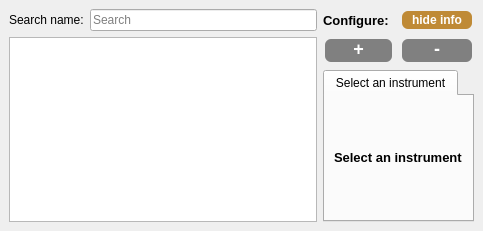
The window that nomad_camels/gui/instrument_config.ui (FAU-LAP/NOMAD-CAMELS) describes before a commit, drawn with Qt 5.
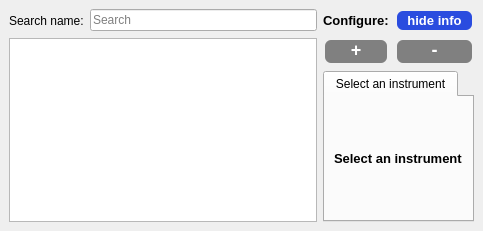
The same window after the commit.

Commit message: Update button styles in GUI color to blue

The edit to the form file:
```diff
--- a/nomad_camels/gui/instrument_config.ui
+++ b/nomad_camels/gui/instrument_config.ui
@@ -92,17 +92,17 @@
     <widget class="QPushButton" name="pushButton_info">
      <property name="styleSheet">
       <string notr="true">QPushButton {
-        background-color: #bf8a36;
-        color: white;
-        border: none;
-        padding: 2px 10px;
-        text-align: center;
-        text-decoration: none;
-        font-size: 12px;
-        margin: 2px 2px;
-        border-radius: 6px;
-        font-weight: bold;
-    }
+    background-color: #2a4cdf; /* This is a lighter shade of blue */
+    color: white;
+    border: none;
+    padding: 2px 10px;
+    text-align: center;
+    text-decoration: none;
+    font-size: 13px;
+    margin: 2px 2px;
+    border-radius: 6px;
+    font-weight: bold;
+}
 
     QPushButton:hover {
         background-color: #8a5a23;
```
Left out of the diff: 6 changed lines with no effect on the pictures. The commit also changes 7 other files.
